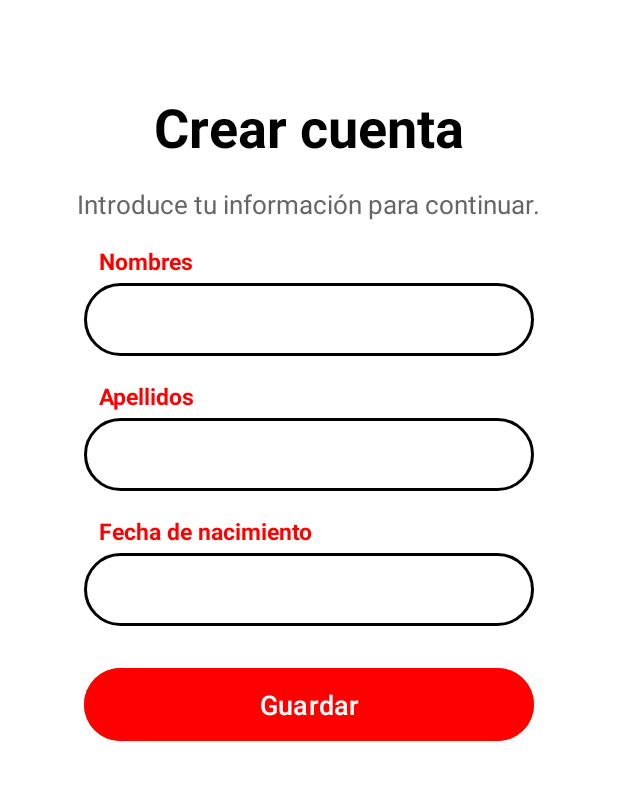
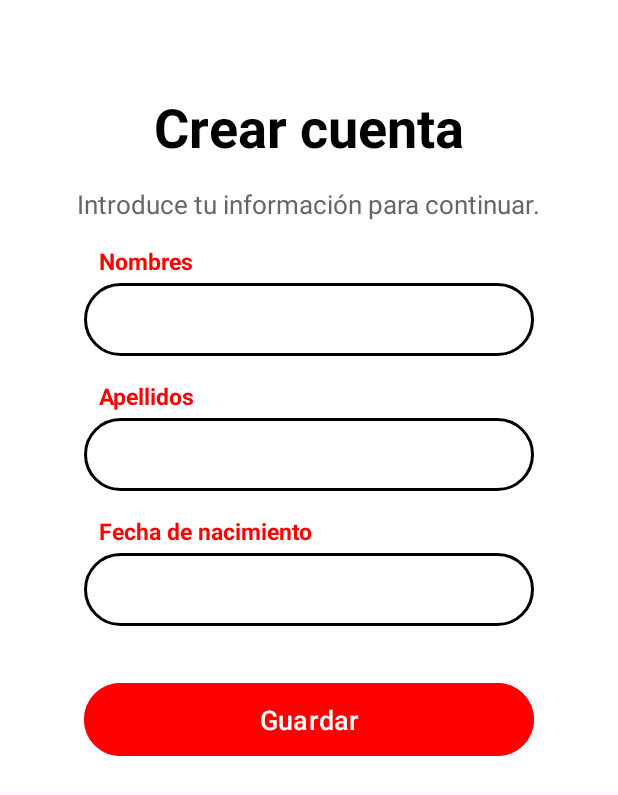
Before and after one commit to PieroCardoza2003/UrbanMove, an Android app: the screen it shows after launch (MainActivity), on a phone screen of 412 x 824 dp. Shown: the top 795 px of the screen. Run offline under Robolectric (Android 15) with nearby library versions, the phone set to English and light mode, and no system bars.

Commit message:
Interfaz de Crear Cuenta

```diff
--- a/app/src/main/AndroidManifest.xml
+++ b/app/src/main/AndroidManifest.xml
@@ -14,8 +14,7 @@
         tools:targetApi="31">
         <activity
             android:name=".MainActivity"
-            android:exported="true"
-            android:screenOrientation="portrait">
+            android:exported="true">
             <intent-filter>
                 <action android:name="android.intent.action.MAIN" />
 
--- a/app/src/main/res/layout/activity_main.xml
+++ b/app/src/main/res/layout/activity_main.xml
@@ -1,5 +1,5 @@
 <?xml version="1.0" encoding="utf-8"?>
-<androidx.constraintlayout.widget.ConstraintLayout xmlns:android="http://schemas.android.com/apk/res/android"
+<ScrollView xmlns:android="http://schemas.android.com/apk/res/android"
     xmlns:app="http://schemas.android.com/apk/res-auto"
     xmlns:tools="http://schemas.android.com/tools"
     android:id="@+id/main"
@@ -104,7 +104,7 @@
             android:textColor="#FFFFFF"
             android:backgroundTint="#FF0000"
             android:padding="12dp"
-            android:layout_marginTop="24dp"/>
+            android:layout_marginTop="34dp"/>
     </LinearLayout>
 
-</androidx.constraintlayout.widget.ConstraintLayout>
+</ScrollView>
```
